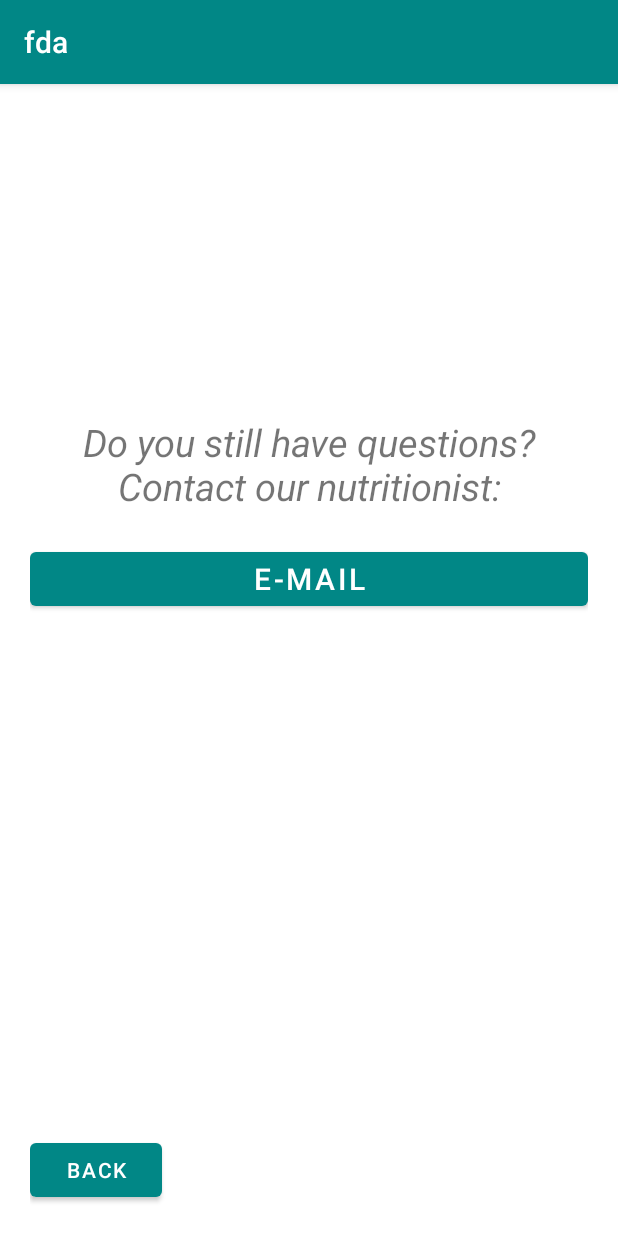
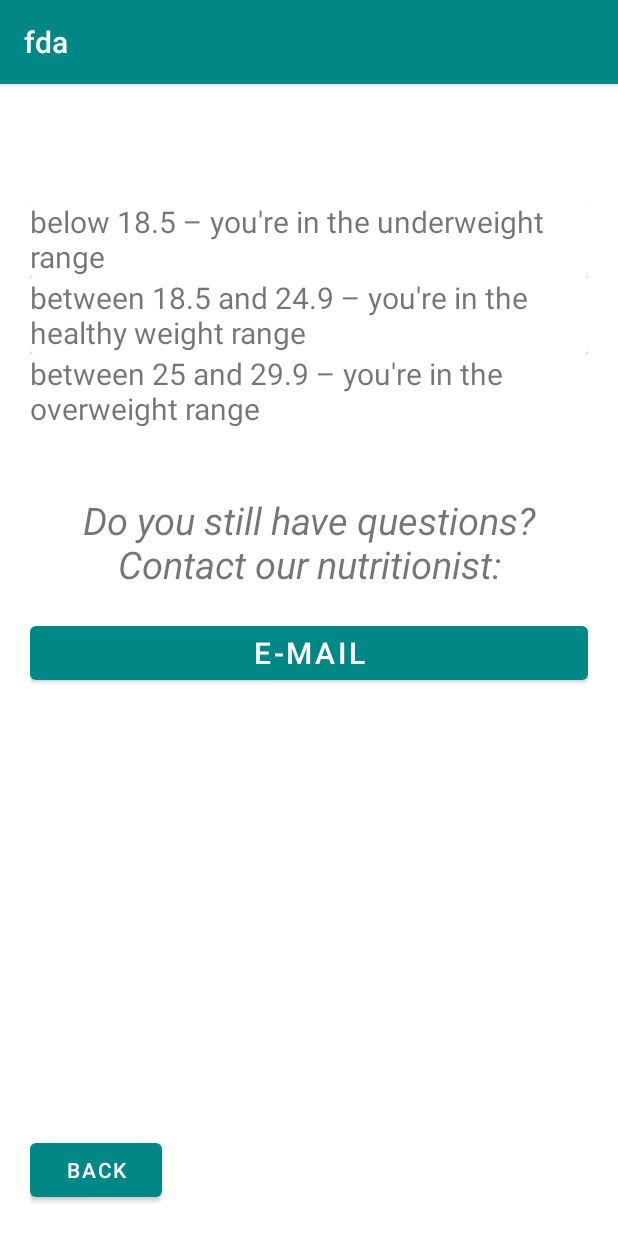
Before and after one commit to marcotargino/BMI-Calculator, an Android app: the ListFragment screen opened through its navigation route, on a phone screen of 412 x 824 dp. Run offline under Robolectric (Android 15) with nearby library versions, the phone set to English and light mode, and no system bars.

```diff
--- a/app/build.gradle
+++ b/app/build.gradle
@@ -52,4 +52,5 @@ dependencies {
     testImplementation 'junit:junit:4.13.1'
     androidTestImplementation 'androidx.test.ext:junit:1.1.2'
     androidTestImplementation 'androidx.test.espresso:espresso-core:3.3.0'
+
 }
--- a/app/src/main/java/com/example/fda/MainActivity.kt
+++ b/app/src/main/java/com/example/fda/MainActivity.kt
@@ -2,10 +2,11 @@ package com.example.fda
 
 import androidx.appcompat.app.AppCompatActivity
 import android.os.Bundle
+import androidx.recyclerview.widget.RecyclerView
+import com.example.fda.ui.main.MainAdapter
 import com.example.fda.ui.main.MainFragment
 
 class MainActivity : AppCompatActivity() {
-
     override fun onCreate(savedInstanceState: Bundle?) {
         super.onCreate(savedInstanceState)
         setContentView(R.layout.main_activity)
--- a/app/src/main/java/com/example/fda/MainViewModelFactory.kt
+++ /dev/null
@@ -1,15 +0,0 @@
-package com.example.fda
-
-import androidx.lifecycle.ViewModel
-import androidx.lifecycle.ViewModelProvider
-import java.lang.IllegalArgumentException
-
-@Suppress("UNCHECKED_CAST")
-class MainViewModelFactory() : ViewModelProvider.Factory {
-    override fun <T : ViewModel?> create(modelClass: Class<T>): T {
-
-        if (modelClass.isAssignableFrom(MainViewModel::class.java))
-            return MainViewModel() as T
-        throw IllegalArgumentException("Invalid Argument")
-    }
-}
--- a/app/src/main/java/com/example/fda/ui/main/EmailFragment.kt
+++ b/app/src/main/java/com/example/fda/ui/main/EmailFragment.kt
@@ -28,12 +28,12 @@ class EmailFragment : Fragment() {
     override fun onViewCreated(view: View, savedInstanceState: Bundle?) {
         super.onViewCreated(view, savedInstanceState)
 
-        /*buttonEmail.setOnClickListener{
-            val address = "marcotargino2013@gmail.com"
-            val subject = x
-            val message = y
+        buttonSend.setOnClickListener{
+            val address = editAddress.text.toString().trim()
+            val subject = editSubject.text.toString().trim()
+            val message = editMessage.text.toString().trim()
                 composeEmail(address, subject, message)
-        }*/
+        }
 
         buttonBack2.setOnClickListener {
             findNavController().navigate(R.id.action_emailFragment_to_listFragment)
--- a/app/src/main/java/com/example/fda/ui/main/ListFragment.kt
+++ b/app/src/main/java/com/example/fda/ui/main/ListFragment.kt
@@ -7,9 +7,13 @@ import android.view.ViewGroup
 import androidx.fragment.app.Fragment
 import androidx.lifecycle.ViewModelProvider
 import androidx.navigation.fragment.findNavController
+import androidx.recyclerview.widget.LinearLayoutManager
+import androidx.recyclerview.widget.RecyclerView
 import com.example.fda.MainViewModel
 import com.example.fda.R
+import com.example.fda.ui.main.MainAdapter
 import kotlinx.android.synthetic.main.list_fragment.*
+import kotlinx.android.synthetic.main.reference_list.*
 
 class ListFragment : Fragment() {
 
@@ -23,6 +27,9 @@ class ListFragment : Fragment() {
     }
     override fun onViewCreated(view: View, savedInstanceState: Bundle?) {
         super.onViewCreated(view, savedInstanceState)
+
+        recyclerView.adapter = MainAdapter()
+        recyclerView.layoutManager = LinearLayoutManager(requireContext())
 
         buttonEmail.setOnClickListener{
             findNavController().navigate(R.id.action_listFragment_to_emailFragment)
@@ -38,4 +45,6 @@ class ListFragment : Fragment() {
         viewModel = ViewModelProvider(this).get(MainViewModel::class.java)
     }
 
+
+
 }
--- /dev/null
+++ b/app/src/main/java/com/example/fda/ui/main/MainAdapter.kt
@@ -0,0 +1,38 @@
+package com.example.fda.ui.main
+
+import android.os.Parcel
+import android.os.Parcelable
+import android.view.LayoutInflater
+import android.view.View
+import android.view.ViewGroup
+import android.widget.Adapter
+import android.widget.TextView
+import androidx.recyclerview.widget.RecyclerView
+import com.example.fda.R
+import com.example.fda.ui.main.MainAdapter.*
+import kotlinx.android.synthetic.main.reference_list.view.*
+
+class MainAdapter : RecyclerView.Adapter<MainAdapter.MainViewHolder>() {
+
+    class MainViewHolder (itemView: View) : RecyclerView.ViewHolder(itemView) {
+        val referenceTextView: TextView = itemView.reference_list
+    }
+
+    val listReference = listOf(
+        "below 18.5 – you're in the underweight range",
+        "between 18.5 and 24.9 – you're in the healthy weight range",
+        "between 25 and 29.9 – you're in the overweight range",
+        "between 30 and 39.9 – you're in the obese range")
+
+    override fun onCreateViewHolder(parent: ViewGroup, viewType: Int): MainViewHolder {
+        val card = LayoutInflater.from(parent.context).inflate(R.layout.reference_list, parent, false)
+        return MainViewHolder(card)
+    }
+
+    override fun onBindViewHolder(holder: MainViewHolder, position: Int) {
+        holder.referenceTextView.text=listReference[position]
+    }
+
+    override fun getItemCount() = listReference.size
+
+}
--- a/app/src/main/java/com/example/fda/ui/main/MainFragment.kt
+++ b/app/src/main/java/com/example/fda/ui/main/MainFragment.kt
@@ -6,12 +6,9 @@ import androidx.fragment.app.Fragment
 import android.view.LayoutInflater
 import android.view.View
 import android.view.ViewGroup
-import android.widget.Toast
 import androidx.lifecycle.Observer
 import androidx.navigation.fragment.findNavController
-import com.example.fda.MainActivity
 import com.example.fda.MainViewModel
-import com.example.fda.MainViewModelFactory
 import com.example.fda.R
 import kotlinx.android.synthetic.main.main_fragment.*
 
--- a/app/src/main/res/layout/email_fragment.xml
+++ b/app/src/main/res/layout/email_fragment.xml
@@ -40,7 +40,7 @@
         app:layout_constraintTop_toBottomOf="@+id/editSubject" />
 
     <Button
-        android:id="@+id/buttonEmail"
+        android:id="@+id/buttonSend"
         android:layout_width="match_parent"
         android:layout_height="wrap_content"
         android:text="@string/send"
--- a/app/src/main/res/layout/list_fragment.xml
+++ b/app/src/main/res/layout/list_fragment.xml
@@ -11,10 +11,11 @@
         android:id="@+id/recyclerView"
         android:layout_width="match_parent"
         android:layout_height="150dp"
+        app:layout_constraintBottom_toBottomOf="parent"
         app:layout_constraintEnd_toEndOf="parent"
         app:layout_constraintStart_toStartOf="parent"
         app:layout_constraintTop_toTopOf="parent"
-        app:layout_constraintVertical_bias="0.0"/>
+        app:layout_constraintVertical_bias="0.1" />
 
     <!--
         below 18.5 – you're in the underweight range
--- /dev/null
+++ b/app/src/main/res/layout/reference_list.xml
@@ -0,0 +1,24 @@
+<?xml version="1.0" encoding="utf-8"?>
+<androidx.cardview.widget.CardView
+    xmlns:android="http://schemas.android.com/apk/res/android"
+    xmlns:app="http://schemas.android.com/apk/res-auto"
+    android:layout_width="match_parent"
+    android:id="@+id/reference_card"
+    android:layout_height="wrap_content">
+
+    <androidx.constraintlayout.widget.ConstraintLayout
+        android:layout_width="match_parent"
+        android:layout_height="match_parent">
+
+        <TextView
+            android:id="@+id/reference_list"
+            android:layout_width="wrap_content"
+            android:layout_height="wrap_content"
+            android:hint="@string/reference_list"
+            android:textSize="20sp"
+            app:layout_constraintEnd_toEndOf="parent"
+            app:layout_constraintStart_toStartOf="parent"
+            app:layout_constraintTop_toTopOf="parent" />
+    </androidx.constraintlayout.widget.ConstraintLayout>
+
+</androidx.cardview.widget.CardView>
--- a/app/src/main/res/values/strings.xml
+++ b/app/src/main/res/values/strings.xml
@@ -5,10 +5,8 @@
     <string name="height">Height</string>
     <string name="next">Next</string>
     <string name="back">Back</string>
-    <!-- TODO: Remove or change this placeholder text -->
     <string name="hello_blank_fragment">Hello blank fragment</string>
     <string name="contact_our_nutritionist">Do you still have questions? Contact our nutritionist:</string>
-
     <string name="e_mail">E-mail</string>
     <string name="error">Error</string>
     <string name="subject">Subject</string>
@@ -17,4 +15,5 @@
     <string name="send">Send</string>
     <string name="sample">SAMPLE</string>
     <string name="_00_00">00.00</string>
+    <string name="reference_list">Reference List</string>
 </resources>
```
